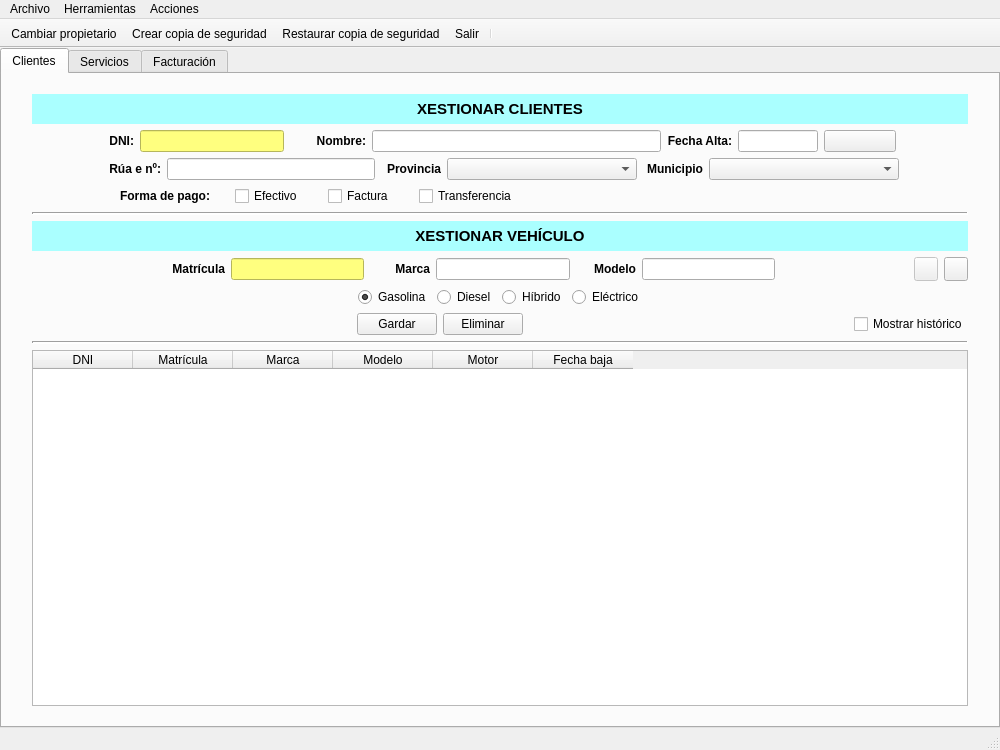
This is ui/ventMain.ui in arielcostas/dam-di-costasguerrero as Qt 5 draws it before an edit. The edited form follows.
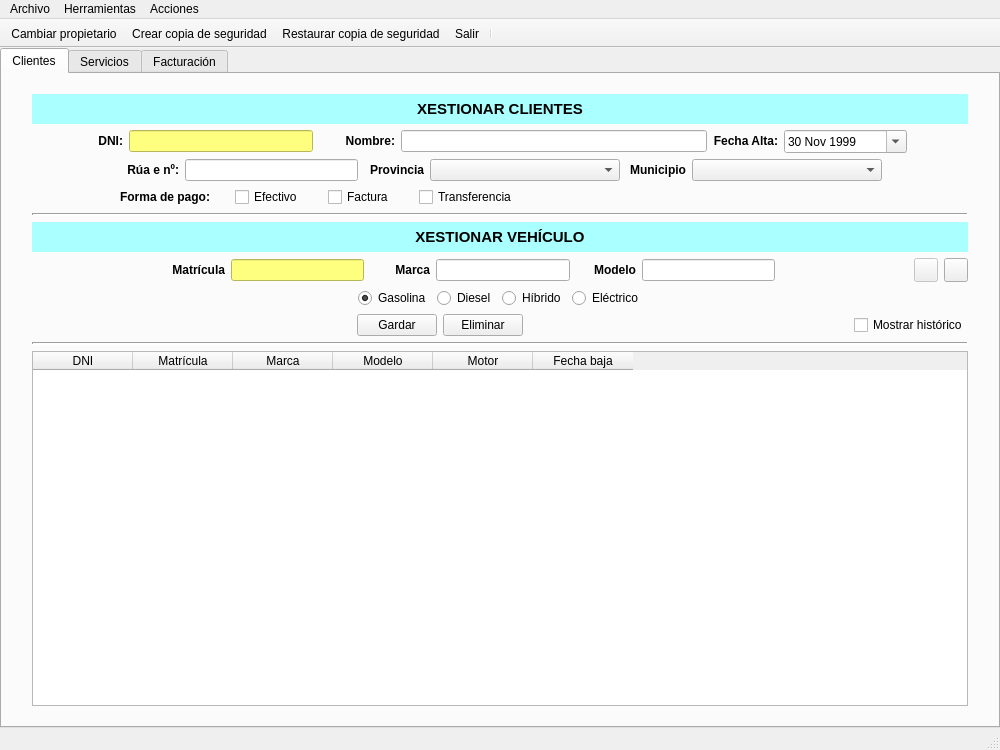
This is the edited form. The open tabs and pages were chosen to show the change. Icons and pictures are not drawn.

Commit message: Cambiar calendario para que sea un popup en vez de una ventana

The edit to the form file:
```diff
--- a/ui/ventMain.ui
+++ b/ui/ventMain.ui
@@ -93,7 +93,7 @@
          </widget>
         </item>
         <item>
-         <layout class="QHBoxLayout" name="horizontalLayout_7" stretch="1,1,2,1,1,4,1,1,1,1">
+         <layout class="QHBoxLayout" name="horizontalLayout_7" stretch="1,2,3,2,2,5,2,2,1">
           <item>
            <spacer name="horizontalSpacer_11">
             <property name="orientation">
@@ -241,35 +241,19 @@
            </widget>
           </item>
           <item>
-           <widget class="QLineEdit" name="txtFechaAltaCliente">
-            <property name="minimumSize">
-             <size>
-              <width>80</width>
-              <height>20</height>
-             </size>
+           <widget class="QDateEdit" name="txtFechaAlta">
+            <property name="dateTime">
+             <datetime>
+              <hour>23</hour>
+              <minute>0</minute>
+              <second>0</second>
+              <year>1999</year>
+              <month>11</month>
+              <day>30</day>
+             </datetime>
             </property>
-           </widget>
-          </item>
-          <item>
-           <widget class="QPushButton" name="buttonFechaAltaCliente">
-            <property name="minimumSize">
-             <size>
-              <width>22</width>
-              <height>20</height>
-             </size>
-            </property>
-            <property name="text">
-             <string/>
-            </property>
-            <property name="icon">
-             <iconset>
-              <normaloff>../img/calendar.png</normaloff>../img/calendar.png</iconset>
-            </property>
-            <property name="iconSize">
-             <size>
-              <width>16</width>
-              <height>16</height>
-             </size>
+            <property name="calendarPopup">
+             <bool>true</bool>
             </property>
            </widget>
           </item>
@@ -289,7 +273,7 @@
          </layout>
         </item>
         <item>
-         <layout class="QHBoxLayout" name="horizontalLayout_8" stretch="1,1,3,1,1,1,1,1">
+         <layout class="QHBoxLayout" name="horizontalLayout_8" stretch="2,2,4,2,2,2,2,2">
           <item>
            <spacer name="horizontalSpacer_9">
             <property name="orientation">
```
Left out of the diff: 2 changed lines with no effect on the pictures. The commit also changes 4 other files.
